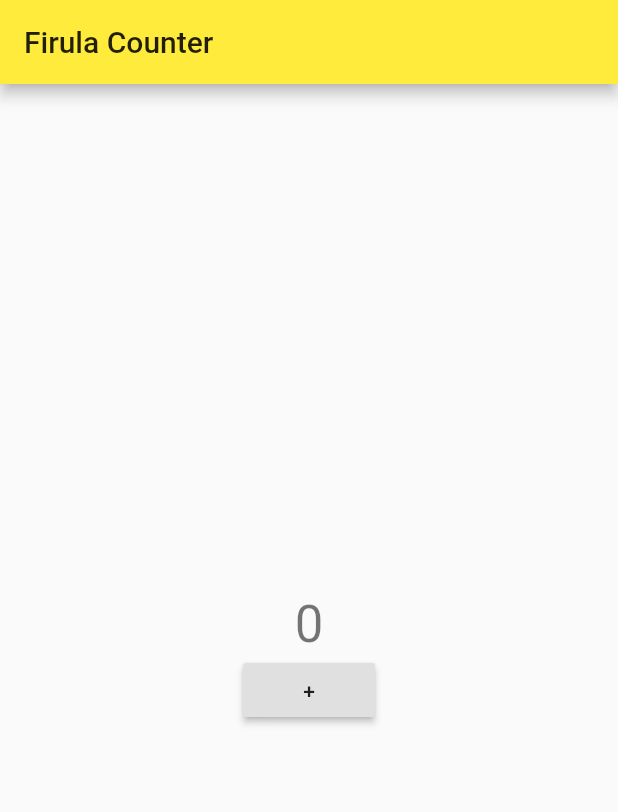
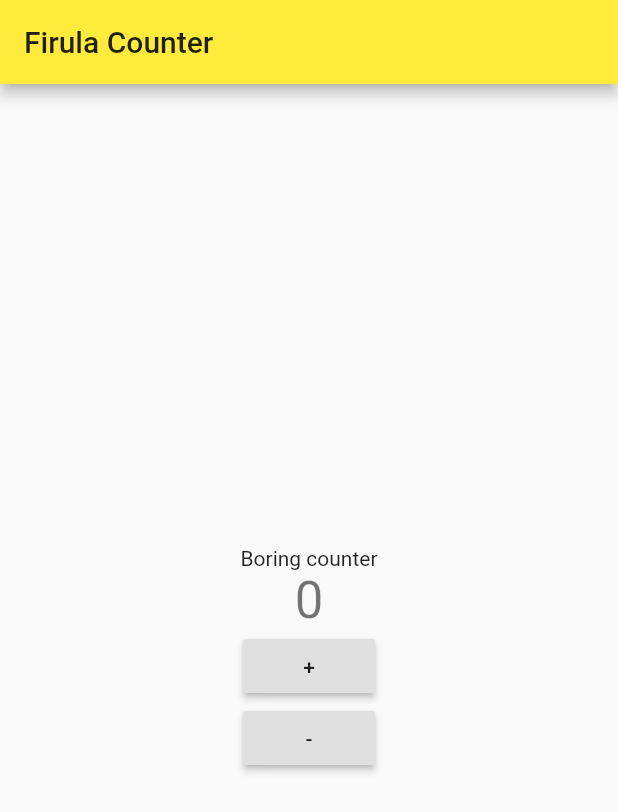
Before and after one commit to moret/firula, a Flutter app: the screen it shows after launch, on a phone screen of 412 x 824 dp. Shown: the top 812 px of the screen. Run offline on Flutter 3.47's test engine with Material 2 defaults, Android fonts, the phone set to English and light mode, and no system bars.

Commit message:
Boring counter

```diff
--- a/lib/main.dart
+++ b/lib/main.dart
@@ -27,6 +27,12 @@ class MyHomePage extends StatefulWidget {
 class _MyHomePageState extends State<MyHomePage> {
   int _counter = 0;
 
+  void _decrementCounter() {
+    setState(() {
+      _counter--;
+    });
+  }
+
   void _incrementCounter() {
     setState(() {
       _counter++;
@@ -44,6 +50,9 @@ class _MyHomePageState extends State<MyHomePage> {
           mainAxisAlignment: MainAxisAlignment.center,
           children: <Widget>[
             new Text(
+              'Boring counter'
+            ),
+            new Text(
               '$_counter',
               style: Theme.of(context).textTheme.display1,
             ),
@@ -53,6 +62,12 @@ class _MyHomePageState extends State<MyHomePage> {
               ),
               onPressed: _incrementCounter,
             ),
+            new RaisedButton(
+              child: new Text(
+                '-'
+              ),
+              onPressed: _decrementCounter,
+            ),
           ],
         ),
       ),
```
